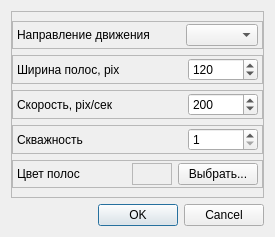
grigp/a-analyser, file metodics/stabtest/linesparamsdialog.ui: the form before one commit.
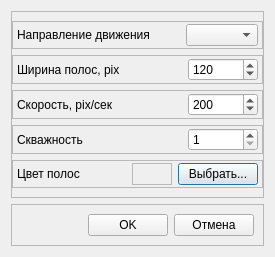
The form after the commit.

Commit message: Замена ButtonBar в диалоговых окнах

Patch:
```diff
--- a/metodics/stabtest/linesparamsdialog.ui
+++ b/metodics/stabtest/linesparamsdialog.ui
@@ -7,7 +7,7 @@
     <x>0</x>
     <y>0</y>
     <width>275</width>
-    <height>224</height>
+    <height>244</height>
    </rect>
   </property>
   <property name="windowTitle">
@@ -345,13 +345,42 @@
     </widget>
    </item>
    <item>
-    <widget class="QDialogButtonBox" name="buttonBox">
-     <property name="orientation">
-      <enum>Qt::Horizontal</enum>
+    <widget class="QFrame" name="frModalButtons">
+     <property name="frameShape">
+      <enum>QFrame::StyledPanel</enum>
      </property>
-     <property name="standardButtons">
-      <set>QDialogButtonBox::Cancel|QDialogButtonBox::Ok</set>
+     <property name="frameShadow">
+      <enum>QFrame::Raised</enum>
      </property>
+     <layout class="QHBoxLayout" name="horizontalLayout_10">
+      <item>
+       <spacer name="horizontalSpacer_5">
+        <property name="orientation">
+         <enum>Qt::Horizontal</enum>
+        </property>
+        <property name="sizeHint" stdset="0">
+         <size>
+          <width>40</width>
+          <height>20</height>
+         </size>
+        </property>
+       </spacer>
+      </item>
+      <item>
+       <widget class="QPushButton" name="btnOK">
+        <property name="text">
+         <string>OK</string>
+        </property>
+       </widget>
+      </item>
+      <item>
+       <widget class="QPushButton" name="btnCancel">
+        <property name="text">
+         <string>Отмена</string>
+        </property>
+       </widget>
+      </item>
+     </layout>
     </widget>
    </item>
   </layout>
```
Left out of the diff: 68 changed lines with no effect on the pictures. The commit also changes 19 other files.
